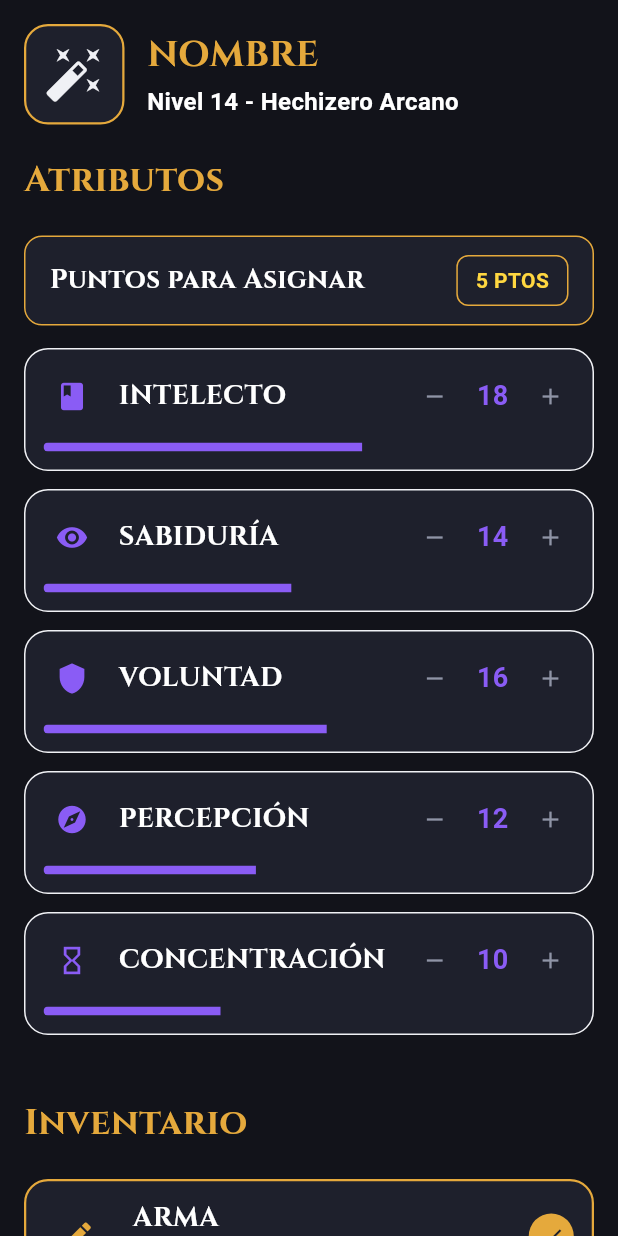
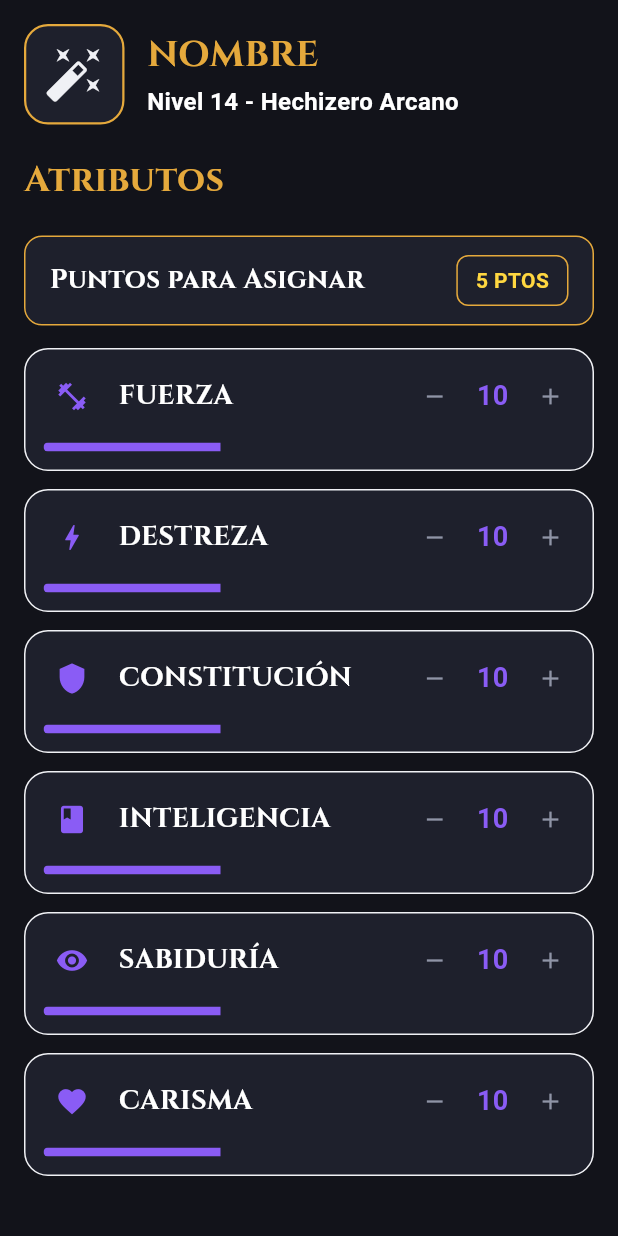
Before and after one commit to adms-debug/DI-UD1-Grupo1, a Flutter app: the screen it shows after launch, on a phone screen of 412 x 824 dp. Run offline on Flutter 3.47's test engine with Material 3 defaults, Android fonts, the phone set to English and light mode, and no system bars; our stand-ins replace google_fonts; Roboto replaces fonts that are missing (Cinzel Decorative).

Commit message:
Pantalla3 conectada a JSON

```diff
--- /dev/null
+++ b/lib/componentes pantalla3/ObjetoModelo.dart
@@ -0,0 +1,28 @@
+class ObjetoModelo {
+  final String id;
+  final String nombre;
+  final String tipo;
+  final String descripcion;
+  final Map<String, int> bonificadores;
+  final List<String> clasesPermitidas;
+
+  const ObjetoModelo({
+    required this.id,
+    required this.nombre,
+    required this.tipo,
+    required this.descripcion,
+    required this.bonificadores,
+    required this.clasesPermitidas,
+  });
+
+  factory ObjetoModelo.fromJson(Map<String, dynamic> json) {
+    return ObjetoModelo(
+      id: json['id'],
+      nombre: json['nombre'],
+      tipo: json['tipo'],
+      descripcion: json['descripcion'],
+      bonificadores: Map<String, int>.from(json['bonificadores']),
+      clasesPermitidas: List<String>.from(json['clases_permitidas']),
+    );
+  }
+}
--- a/lib/pantallas/pantalla3.dart
+++ b/lib/pantallas/pantalla3.dart
@@ -1,9 +1,14 @@
 import 'package:flutter/material.dart';
 import 'package:creador_personaje_rpg/componentes%20pantalla3/AtributoItem.dart';
 import 'package:creador_personaje_rpg/componentes%20pantalla3/InventarioItem.dart';
+import 'package:creador_personaje_rpg/componentes pantalla3/ObjetoModelo.dart';
 import 'package:creador_personaje_rpg/PaletaColores.dart';
 import 'package:creador_personaje_rpg/AppTipografia.dart';
 import 'package:creador_personaje_rpg/Buttons.dart';
+
+import 'dart:convert';
+
+import 'package:flutter/services.dart';
 
 class Pantalla3 extends StatefulWidget {
   const Pantalla3({super.key});
@@ -16,30 +21,101 @@ class Pantalla3State extends State<Pantalla3> {
   //Puntos y atributos
   int puntosDisponibles = 5;
 
-  int intelecto = 18;
-  final int intelectoBase = 18;
+  final Map<String, int> atributosBase = {
+    'fuerza': 10,
+    'destreza': 10,
+    'constitucion': 10,
+    'inteligencia': 10,
+    'sabiduria': 10,
+    'carisma': 10,
+  };
+  late final Map<String, int> atributos = Map.of(atributosBase);
 
-  int sabiduria = 14;
-  final int sabiduriaBase = 14;
+  static const Map<String, String> titulos = {
+    'fuerza': 'FUERZA',
+    'destreza': 'DESTREZA',
+    'constitucion': 'CONSTITUCIÓN',
+    'inteligencia': 'INTELIGENCIA',
+    'sabiduria': 'SABIDURÍA',
+    'carisma': 'CARISMA',
+  };
 
-  int voluntad = 16;
-  final int voluntadBase = 16;
+  static const Map<String, IconData> iconosAtributo = {
+    'fuerza': Icons.fitness_center,
+    'destreza': Icons.bolt,
+    'constitucion': Icons.shield,
+    'inteligencia': Icons.book,
+    'sabiduria': Icons.remove_red_eye,
+    'carisma': Icons.favorite,
+  };
 
-  int percepcion = 12;
-  final int percepcionBase = 12;
+  List<ObjetoModelo> objetos = [];
+  final Set<String> equipados = {};
+  ObjetoModelo? objetoSeleccionado;
+  String? descripcionSeleccionada;
 
-  int concentracion = 10;
-  final int concentracionBase = 10;
+  @override
+  void initState() {
+    super.initState();
+    _cargarObjetos();
+  }
 
-  //Variables de estado para saber cual está equipado
-  bool armaEquipada = true;
-  bool armaduraEquipada = false;
-  bool amuletoEquipado = false;
-  bool anilloEquipado = false;
+  Future<void> _cargarObjetos() async {
+    final texto = await rootBundle.loadString('assets/data/objetos.json');
+    final lista = jsonDecode(texto) as List<dynamic>;
+    if (!mounted) return;
+    setState(() {
+      objetos = lista.map((e) => ObjetoModelo.fromJson(e)).toList();
+    });
+  }
 
-  //Variables para mostrar información del objeto seleccionado
-  String? objetoSeleccionado;
-  String? descripcionSeleccionada;
+  IconData _iconoPorTipo(String tipo) {
+    switch (tipo) {
+      case 'Arma':
+        return Icons.gavel;
+      case 'Defensa':
+        return Icons.shield;
+      default:
+        return Icons.inventory_2;
+    }
+  }
+
+  // Suma los bonificadores de los objetos equipados para un atributo
+  int _bonus(String clave) {
+    int suma = 0;
+    for (final o in objetos) {
+      if (equipados.contains(o.id)) {
+        suma += o.bonificadores[clave] ?? 0;
+      }
+    }
+    return suma;
+  }
+
+  Widget _construirAtributo(String clave) {
+    final total = atributos[clave]! + _bonus(clave);
+    return AtributoItem(
+      titulo: titulos[clave]!,
+      icono: iconosAtributo[clave]!,
+      valor: '$total',
+      progreso: (total / 30).clamp(0.0, 1.0),
+      onIncrement: () {
+        if (puntosDisponibles > 0 && total < 30) {
+          setState(() {
+            puntosDisponibles--;
+            atributos[clave] = atributos[clave]! + 1;
+          });
+        }
+      },
+      onDecrement: () {
+        if (atributos[clave]! > atributosBase[clave]!) {
+          setState(() {
+            puntosDisponibles++;
+            atributos[clave] = atributos[clave]! - 1;
+          });
+        }
+      },
+    );
+  }
 
   @override
   Widget build(BuildContext context) {
@@ -138,120 +214,7 @@ class Pantalla3State extends State<Pantalla3> {
               const SizedBox(height: 15),
 
               //Atributos usando el componente AtributoItem de AtributoItem.dart
-              AtributoItem(
-                titulo: 'INTELECTO',
-                icono: Icons.book,
-                valor: '$intelecto',
-                progreso: (intelecto / 30).clamp(0.0, 1.0),
-                onIncrement: () {
-                  if (puntosDisponibles > 0 && intelecto < 30) {
-                    setState(() {
-                      puntosDisponibles--;
-                      intelecto++;
-                    });
-                  }
-                },
-                onDecrement: () {
-                  if (intelecto > 0) {
-                    setState(() {
-                      puntosDisponibles++;
-                      intelecto--;
-                    });
-                  }
-                },
-              ),
-
-              AtributoItem(
-                titulo: 'SABIDURÍA',
-                icono: Icons.remove_red_eye,
-                valor: '$sabiduria',
-                progreso: (sabiduria / 30).clamp(0.0, 1.0),
-                onIncrement: () {
-                  if (puntosDisponibles > 0 && sabiduria < 30) {
-                    setState(() {
-                      puntosDisponibles--;
-                      sabiduria++;
-                    });
-                  }
-                },
-                onDecrement: () {
-                  if (sabiduria > 0) {
-                    setState(() {
-                      puntosDisponibles++;
-                      sabiduria--;
-                    });
-                  }
-                },
-              ),
-
-              AtributoItem(
-                titulo: 'VOLUNTAD',
-                icono: Icons.shield,
-                valor: '$voluntad',
-                progreso: (voluntad / 30).clamp(0.0, 1.0),
-                onIncrement: () {
-                  if (puntosDisponibles > 0 && voluntad < 30) {
-                    setState(() {
-                      puntosDisponibles--;
-                      voluntad++;
-                    });
-                  }
-                },
-                onDecrement: () {
-                  if (voluntad > 0) {
-                    setState(() {
-                      puntosDisponibles++;
-                      voluntad--;
-                    });
-                  }
-                },
-              ),
-
-              AtributoItem(
-                titulo: 'PERCEPCIÓN',
-                icono: Icons.explore,
-                valor: '$percepcion',
-                progreso: (percepcion / 30).clamp(0.0, 1.0),
-                onIncrement: () {
-                  if (puntosDisponibles > 0 && percepcion < 30) {
-                    setState(() {
-                      puntosDisponibles--;
-                      percepcion++;
-                    });
-                  }
-                },
-                onDecrement: () {
-                  if (percepcion > 0) {
-                    setState(() {
-                      puntosDisponibles++;
-                      percepcion--;
-                    });
-                  }
-                },
-              ),
-
-              AtributoItem(
-                titulo: 'CONCENTRACIÓN',
-                icono: Icons.hourglass_empty,
-                valor: '$concentracion',
-                progreso: (concentracion / 30).clamp(0.0, 1.0),
-                onIncrement: () {
-                  if (puntosDisponibles > 0 && concentracion < 30) {
-                    setState(() {
-                      puntosDisponibles--;
-                      concentracion++;
-                    });
-                  }
-                },
-                onDecrement: () {
-                  if (concentracion > 0) {
-                    setState(() {
-                      puntosDisponibles++;
-                      concentracion--;
-                    });
-                  }
-                },
-              ),
+              ...titulos.keys.map(_construirAtributo),
 
               SizedBox(height: 30),
 
@@ -279,7 +242,7 @@ class Pantalla3State extends State<Pantalla3> {
                         mainAxisAlignment: MainAxisAlignment.spaceBetween,
                         children: [
                           Text(
-                            'Detalles: $objetoSeleccionado',
+                            'Detalles: ${objetoSeleccionado!.nombre}',
                             style: AppTipografia.titularSeccion(),
                           ),
                           IconButton(
@@ -305,93 +268,34 @@ class Pantalla3State extends State<Pantalla3> {
 
               //Objetos usando el componente InventarioItem de InventarioItem.dart
               Column(
-                mainAxisAlignment: MainAxisAlignment.spaceEvenly,
-                children: [
-                  InventarioItem(
-                    titulo: 'ARMA',
-                    icono: Icons.edit,
-                    subtitulo: '',
-                    equipado: armaEquipada,
+                children: objetos.map((o) {
+                  return InventarioItem(
+                    titulo: o.nombre.toUpperCase(),
+                    icono: _iconoPorTipo(o.tipo),
+                    subtitulo: o.tipo,
+                    equipado: equipados.contains(o.id),
                     onTap: () {
                       setState(() {
-                        objetoSeleccionado = 'ARMA';
-                        descripcionSeleccionada = 'Arma';
+                        objetoSeleccionado = o;
+                        descripcionSeleccionada = o.descripcion;
                       });
                     },
                     onEquip: () {
                       setState(() {
-                        objetoSeleccionado = 'ARMA';
-                        armaEquipada = !armaEquipada;
-                        descripcionSeleccionada = armaduraEquipada
-                            ? '¡Has equipado el arma!'
-                            : 'Has desequipado el arma.';
+                        objetoSeleccionado = o;
+                        if (equipados.contains(o.id)) {
+                          equipados.remove(o.id);
+                          descripcionSeleccionada =
+                              'Has desequipado ${o.nombre}.';
+                        } else {
+                          equipados.add(o.id);
+                          descripcionSeleccionada =
+                              '¡Has equipado ${o.nombre}!';
+                        }
                       });
                     },
-                  ),
-                  InventarioItem(
-                    titulo: 'ARMADURA',
-                    icono: Icons.shield,
-                    subtitulo: '',
-                    equipado: armaduraEquipada,
-                    onTap: () {
-                      setState(() {
-                        objetoSeleccionado = 'ARMADURA';
-                        descripcionSeleccionada = 'Aramadura';
-                      });
-                    },
-                    onEquip: () {
-                      setState(() {
-                        objetoSeleccionado = 'ARMADURA';
-                        armaduraEquipada = !armaduraEquipada;
-                        descripcionSeleccionada = armaduraEquipada
-                            ? '¡Has equipado la armadura!'
-                            : 'Has desequipado la armadura.';
-                      });
-                    },
-                  ),
-                  InventarioItem(
-                    titulo: 'AMULETO',
-                    icono: Icons.military_tech,
-                    subtitulo: '',
-                    equipado: amuletoEquipado,
-                    onTap: () {
-                      setState(() {
-                        objetoSeleccionado = 'AMULETO';
-                        descripcionSeleccionada = 'Amuleto';
-                      });
-                    },
-                    onEquip: () {
-                      setState(() {
-                        objetoSeleccionado = 'AMULETO';
-                        amuletoEquipado = !amuletoEquipado;
-                        descripcionSeleccionada = armaduraEquipada
-                            ? '¡Has equipado el amuleto!'
-                            : 'Has desequipado el amuleto.';
-                      });
-                    },
-                  ),
-                  InventarioItem(
-                    titulo: 'ANILLO',
-                    icono: Icons.grid_view,
-                    subtitulo: '',
-                    equipado: anilloEquipado,
-                    onTap: () {
-                      setState(() {
-                        objetoSeleccionado = 'ANILLO';
-                        descripcionSeleccionada = 'Anillo';
-                      });
-                    },
-                    onEquip: () {
-                      setState(() {
-                        objetoSeleccionado = 'ANILLO';
-                        anilloEquipado = !anilloEquipado;
-                        descripcionSeleccionada = armaduraEquipada
-                            ? '¡Has equipado el anillo!'
-                            : 'Has desequipado el anillo.';
-                      });
-                    },
-                  ),
-                ],
+                  );
+                }).toList(),
               ),
               SizedBox(height: 20),
 
```
Also changed, not shown: assets/data/objetos.json (added, +73 -0 lines).
